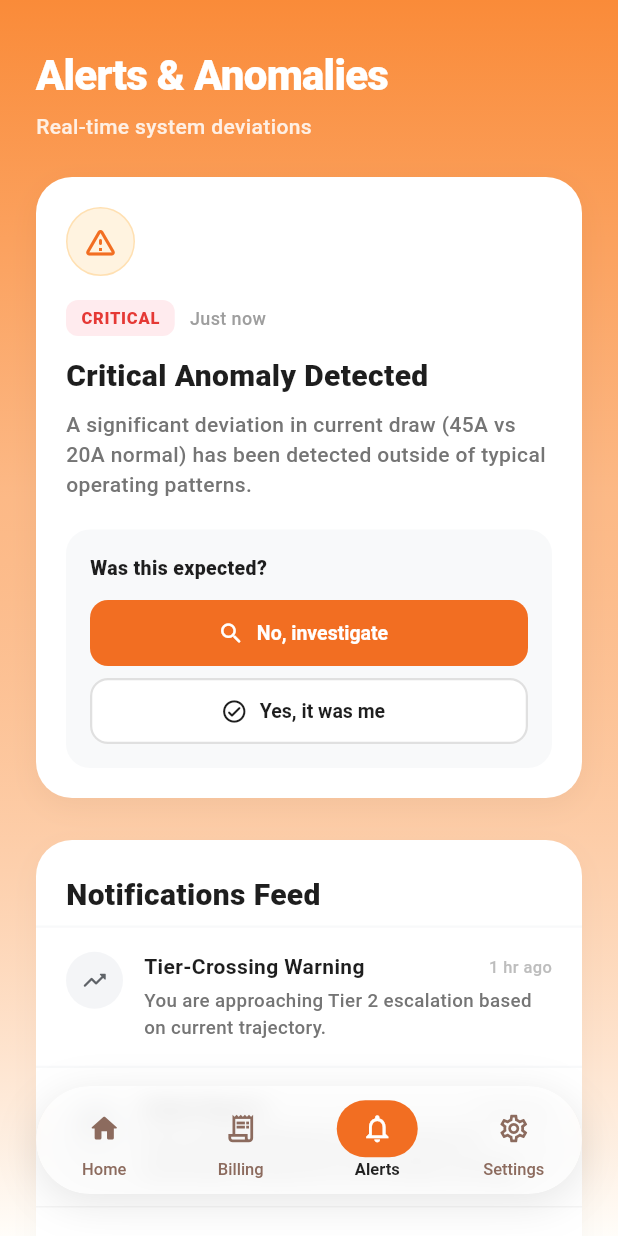
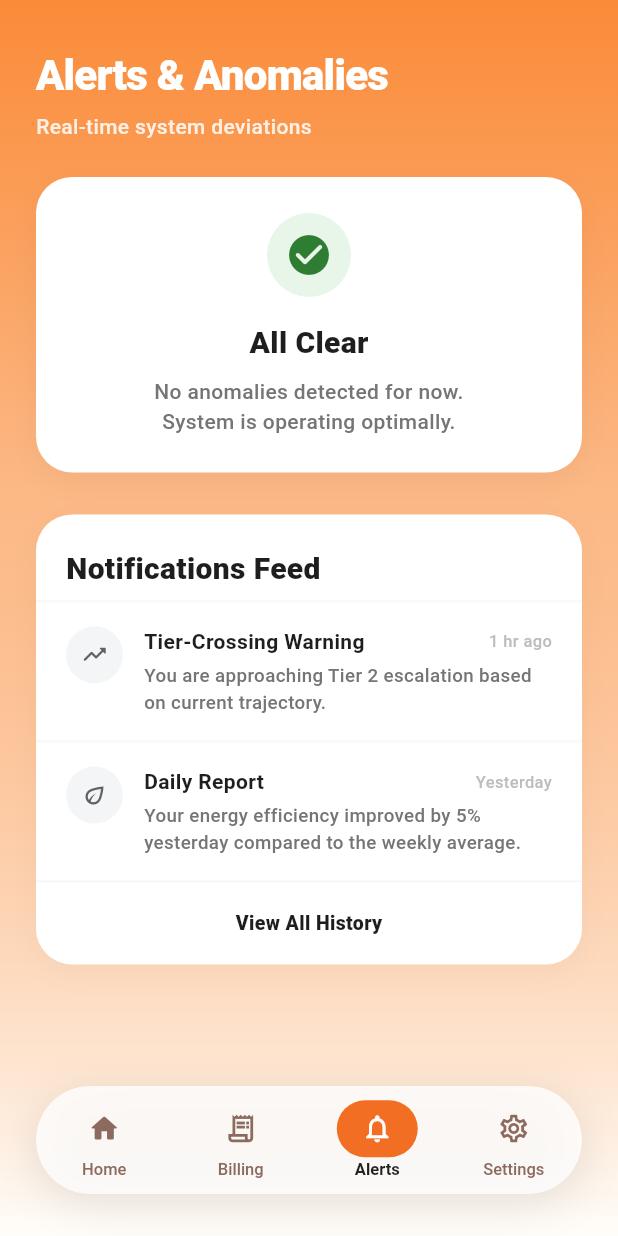
Before and after one commit to Orti-G/Thesis, a Flutter app: the MainScreen screen opened directly, item 3 of the bottom bar chosen, on a phone screen of 412 x 824 dp. Run offline on Flutter 3.47's test engine with Material 3 defaults, Android fonts, the phone set to English and light mode, and no system bars; our stand-ins replace custom_refresh_indicator, firebase_core, firebase_database, fl_chart, lottie; accounts and stored records are empty.

Commit message:
added alert page function

```diff
--- a/flutter_mobile_ui/lib/alert.dart
+++ b/flutter_mobile_ui/lib/alert.dart
@@ -1,7 +1,8 @@
 import 'package:flutter/material.dart';
+import 'package:firebase_database/firebase_database.dart';
 
 class AlertsScreen extends StatelessWidget {
-  const AlertsScreen({super.key});
+  AlertsScreen({super.key});
 
   final Color primaryOrange = const Color(0xFFF26E22);
   final Color lightOrangeBg = const Color(0xFFFA8B39);
@@ -9,6 +10,12 @@ class AlertsScreen extends StatelessWidget {
   final Color textDark = const Color(0xFF1E1E1E);
   final Color criticalText = const Color(0xFFE53935);
   final Color criticalBg = const Color(0xFFFFEBEE);
+  final Color safeText = const Color(0xFF2E7D32);
+  final Color safeBg = const Color(0xFFE8F5E9);
+
+  // Reference to the 'anomaly_alert' node in Firebase Realtime Database
+  final DatabaseReference _anomalyRef =
+      FirebaseDatabase.instance.ref().child('anomaly_alert');
 
   @override
   Widget build(BuildContext context) {
@@ -41,13 +48,14 @@ class AlertsScreen extends StatelessWidget {
               child: Column(
                 crossAxisAlignment: CrossAxisAlignment.start,
                 children: [
-                  // ── TOP HERO SECTION CONTAINER (BACKGROUND REMOVED) ──────
+                  // ── TOP HERO SECTION ──────
                   SizedBox(
                     width: double.infinity,
                     child: SafeArea(
                       bottom: false,
                       child: Padding(
-                        padding: const EdgeInsets.symmetric(horizontal: 24.0, vertical: 20.0),
+                        padding: const EdgeInsets.symmetric(
+                            horizontal: 24.0, vertical: 20.0),
                         child: Column(
                           crossAxisAlignment: CrossAxisAlignment.start,
                           children: [
@@ -72,8 +80,152 @@ class AlertsScreen extends StatelessWidget {
                             ),
                             const SizedBox(height: 24),
 
-                            // ── CRITICAL ANOMALY PROFILE CARD ──────────────────
-                            Container(
+                            // ── FIREBASE STREAM BUILDER ──────────────────
+                            StreamBuilder<DatabaseEvent>(
+                              stream: _anomalyRef.onValue,
+                              builder: (context, snapshot) {
+                                if (snapshot.connectionState ==
+                                    ConnectionState.waiting) {
+                                  return const Center(
+                                    child: Padding(
+                                      padding: EdgeInsets.all(20.0),
+                                      child: CircularProgressIndicator(
+                                        color: Colors.white,
+                                      ),
+                                    ),
+                                  );
+                                }
+
+                                if (snapshot.hasError ||
+                                    !snapshot.hasData ||
+                                    snapshot.data?.snapshot.value == null) {
+                                  return _buildSafeCard(); // Default to safe if no data
+                                }
+
+                                // Parse Firebase Data
+                                final data = snapshot.data!.snapshot.value
+                                    as Map<dynamic, dynamic>;
+                                final bool isAnomaly =
+                                    data['is_anomaly'] ?? false;
+
+                                if (isAnomaly) {
+                                  return _buildCriticalCard(data);
+                                } else {
+                                  return _buildSafeCard();
+                                }
+                              },
+                            ),
+                          ],
+                        ),
+                      ),
+                    ),
+                  ),
+
+                  // ── NOTIFICATIONS FEED LIST SECTION ────────────────────────────
+                  Padding(
+                    padding: const EdgeInsets.symmetric(
+                        horizontal: 24.0, vertical: 8.0),
+                    child: Container(
+                      width: double.infinity,
+                      decoration: BoxDecoration(
+                        color: Colors.white,
+                        borderRadius: BorderRadius.circular(24),
+                        boxShadow: [
+                          BoxShadow(
+                            color: Colors.black.withValues(alpha: 0.03),
+                            blurRadius: 16,
+                            offset: const Offset(0, 6),
+                          ),
+                        ],
+                      ),
+                      child: Column(
+                        crossAxisAlignment: CrossAxisAlignment.start,
+                        children: [
+                          Padding(
+                            padding: const EdgeInsets.only(
+                                left: 20.0,
+                                right: 20.0,
+                                top: 22.0,
+                                bottom: 6.0),
+                            child: Text(
+                              'Notifications Feed',
+                              style: TextStyle(
+                                color: textDark,
+                                fontSize: 20,
+                                fontWeight: FontWeight.w800,
+                              ),
+                            ),
+                          ),
+                          _buildNotificationItem(
+                            icon: Icons.trending_up_rounded,
+                            title: 'Tier-Crossing Warning',
+                            timestamp: '1 hr ago',
+                            description:
+                                'You are approaching Tier 2 escalation based on current trajectory.',
+                          ),
+                          _buildNotificationItem(
+                            icon: Icons.eco_outlined,
+                            title: 'Daily Report',
+                            timestamp: 'Yesterday',
+                            description:
+                                'Your energy efficiency improved by 5% yesterday compared to the weekly average.',
+                          ),
+                          Divider(
+                              color: Colors.grey[100],
+                              height: 1,
+                              thickness: 1),
+                          InkWell(
+                            onTap: () {},
+                            borderRadius: const BorderRadius.only(
+                              bottomLeft: Radius.circular(24),
+                              bottomRight: Radius.circular(24),
+                            ),
+                            child: Container(
+                              width: double.infinity,
+                              padding: const EdgeInsets.symmetric(vertical: 18),
+                              alignment: Alignment.center,
+                              child: Text(
+                                'View All History',
+                                style: TextStyle(
+                                  color: textDark,
+                                  fontSize: 13,
+                                  fontWeight: FontWeight.w800,
+                                ),
+                              ),
+                            ),
+                          ),
+                        ],
+                      ),
+                    ),
+                  ),
+
+                  const SizedBox(height: 120),
+                ],
+              ),
+            ),
+          ),
+        ],
+      ),
+    );
+  }
+
+  // ── CRITICAL ANOMALY WIDGET (is_anomaly == true) ────────────────────────
+  Widget _buildCriticalCard(Map<dynamic, dynamic> data) {
+    final powerAvg = data['power_avg'] ?? 0;
+    final score = data['score'] ?? 0.0;
+
+    // Attempt to format timestamp safely
+    String timeString = "Just now";
+    if (data['timestamp'] != null) {
+      try {
+        DateTime parsedTime = DateTime.parse(data['timestamp'].toString());
+        timeString = "${parsedTime.hour}:${parsedTime.minute.toString().padLeft(2, '0')}";
+      } catch (e) {
+        timeString = "Just now";
+      }
+    }
+
+    return Container(
       width: double.infinity,
       padding: const EdgeInsets.all(20),
       decoration: BoxDecoration(
@@ -104,11 +256,11 @@ class AlertsScreen extends StatelessWidget {
             ),
           ),
           const SizedBox(height: 16),
-
           Row(
             children: [
               Container(
-                                        padding: const EdgeInsets.symmetric(horizontal: 10, vertical: 4),
+                padding:
+                    const EdgeInsets.symmetric(horizontal: 10, vertical: 4),
                 decoration: BoxDecoration(
                   color: criticalBg,
                   borderRadius: BorderRadius.circular(8),
@@ -125,7 +277,7 @@ class AlertsScreen extends StatelessWidget {
               ),
               const SizedBox(width: 10),
               Text(
-                                        'Just now',
+                timeString,
                 style: TextStyle(
                   color: Colors.grey[500],
                   fontSize: 12,
@@ -135,7 +287,6 @@ class AlertsScreen extends StatelessWidget {
             ],
           ),
           const SizedBox(height: 12),
-
           Text(
             'Critical Anomaly Detected',
             style: TextStyle(
@@ -145,8 +296,9 @@ class AlertsScreen extends StatelessWidget {
             ),
           ),
           const SizedBox(height: 8),
+          // Mapping real-time database variables here
           Text(
-                                    'A significant deviation in current draw (45A vs 20A normal) has been detected outside of typical operating patterns.',
+            'A deviation has been detected outside typical operating patterns.\nPower Avg: $powerAvg W\nAnomaly Score: ${score.toStringAsFixed(2)}',
             style: TextStyle(
               color: Colors.grey[600],
               fontSize: 14,
@@ -155,7 +307,6 @@ class AlertsScreen extends StatelessWidget {
             ),
           ),
           const SizedBox(height: 20),
-
           Container(
             width: double.infinity,
             padding: const EdgeInsets.all(16),
@@ -175,7 +326,6 @@ class AlertsScreen extends StatelessWidget {
                   ),
                 ),
                 const SizedBox(height: 12),
-
                 SizedBox(
                   width: double.infinity,
                   height: 44,
@@ -198,13 +348,13 @@ class AlertsScreen extends StatelessWidget {
                   ),
                 ),
                 const SizedBox(height: 8),
-
                 SizedBox(
                   width: double.infinity,
                   height: 44,
                   child: OutlinedButton.icon(
                     onPressed: () {},
-                                            icon: const Icon(Icons.check_circle_outline_rounded, size: 18),
+                    icon: const Icon(Icons.check_circle_outline_rounded,
+                        size: 18),
                     label: const Text('Yes, it was me'),
                     style: OutlinedButton.styleFrom(
                       foregroundColor: textDark,
@@ -225,88 +375,58 @@ class AlertsScreen extends StatelessWidget {
           ),
         ],
       ),
-                            ),
-                          ],
-                        ),
-                      ),
-                    ),
-                  ),
+    );
+  }
 
-                  // ── NOTIFICATIONS FEED LIST SECTION ────────────────────────────
-                  Padding(
-                    padding: const EdgeInsets.symmetric(horizontal: 24.0, vertical: 8.0),
-                    child: Container(
+  // ── SAFE WIDGET (is_anomaly == false) ──────────────────────────────────
+  Widget _buildSafeCard() {
+    return Container(
       width: double.infinity,
+      padding: const EdgeInsets.all(24),
       decoration: BoxDecoration(
         color: Colors.white,
         borderRadius: BorderRadius.circular(24),
         boxShadow: [
           BoxShadow(
-                            color: Colors.black.withValues(alpha: 0.03),
+            color: Colors.black.withValues(alpha: 0.04),
             blurRadius: 16,
             offset: const Offset(0, 6),
           ),
         ],
       ),
       child: Column(
-                        crossAxisAlignment: CrossAxisAlignment.start,
+        crossAxisAlignment: CrossAxisAlignment.center,
         children: [
-                          Padding(
-                            padding: const EdgeInsets.only(left: 20.0, right: 20.0, top: 22.0, bottom: 6.0),
-                            child: Text(
-                              'Notifications Feed',
+          Container(
+            padding: const EdgeInsets.all(12),
+            decoration: BoxDecoration(
+              color: safeBg,
+              shape: BoxShape.circle,
+            ),
+            child: Icon(
+              Icons.check_circle_rounded,
+              color: safeText,
+              size: 32,
+            ),
+          ),
+          const SizedBox(height: 16),
+          Text(
+            'All Clear',
             style: TextStyle(
               color: textDark,
               fontSize: 20,
               fontWeight: FontWeight.w800,
             ),
           ),
-                          ),
-
-                          _buildNotificationItem(
-                            icon: Icons.trending_up_rounded,
-                            title: 'Tier-Crossing Warning',
-                            timestamp: '1 hr ago',
-                            description: 'You are approaching Tier 2 escalation based on current trajectory.',
-                          ),
-
-                          _buildNotificationItem(
-                            icon: Icons.eco_outlined,
-                            title: 'Daily Report',
-                            timestamp: 'Yesterday',
-                            description: 'Your energy efficiency improved by 5% yesterday compared to the weekly average.',
-                          ),
-
-                          Divider(color: Colors.grey[100], height: 1, thickness: 1),
-
-                          InkWell(
-                            onTap: () {},
-                            borderRadius: const BorderRadius.only(
-                              bottomLeft: Radius.circular(24),
-                              bottomRight: Radius.circular(24),
-                            ),
-                            child: Container(
-                              width: double.infinity,
-                              padding: const EdgeInsets.symmetric(vertical: 18),
-                              alignment: Alignment.center,
-                              child: Text(
-                                'View All History',
+          const SizedBox(height: 8),
+          Text(
+            'No anomalies detected for now.\nSystem is operating optimally.',
+            textAlign: TextAlign.center,
             style: TextStyle(
-                                  color: textDark,
-                                  fontSize: 13,
-                                  fontWeight: FontWeight.w800,
-                                ),
-                              ),
-                            ),
-                          ),
-                        ],
-                      ),
-                    ),
-                  ),
-
-                  const SizedBox(height: 120),
-                ],
-              ),
+              color: Colors.grey[600],
+              fontSize: 14,
+              height: 1.4,
+              fontWeight: FontWeight.w500,
             ),
           ),
         ],
--- a/flutter_mobile_ui/lib/main.dart
+++ b/flutter_mobile_ui/lib/main.dart
@@ -1,7 +1,8 @@
-import 'dart:ui'; // Required for ImageFilter
+import 'dart:ui';
 import 'package:flutter/material.dart';
 import 'package:lottie/lottie.dart';
 import 'package:firebase_core/firebase_core.dart';
+import 'package:firebase_database/firebase_database.dart'; // <-- ADDED THIS IMPORT
 
 // ── IMPORT YOUR ACTUAL FILES HERE ─────────────────────────────────────────
 import 'dashboard.dart';
@@ -141,21 +142,16 @@ class _MainScreenState extends State<MainScreen> {
 
   final Color primaryOrange = const Color(0xFFF26E22);
   final Color navIconColor = const Color(0xFF8C6B5E);
+  final Color badgeRed = const Color(0xFFE53935); // Added color for the red dot
 
-  // Since we are creating instances of classes, we use 'late'
-  // so it initializes when needed
+  // Firebase reference for the alert dot
+  final DatabaseReference _anomalyRef =
+      FirebaseDatabase.instance.ref().child('anomaly_alert');
+
   late final List<Widget> _screens = [
-    // IMPORTANT:
-    // Make sure the class inside dashboard.dart
-    // is actually named "Dashboard"
     const Dashboard(),
-
-    // Using the "billing." prefix fixes
-    // the ambiguous import error
     billing.BillingScreen(),
-
-    const AlertsScreen(),
-
+    AlertsScreen(),
     const Center(
       child: Text("Settings"),
     ),
@@ -173,10 +169,7 @@ class _MainScreenState extends State<MainScreen> {
     );
   }
 
-  // ── REFACTORED FLOATING NAV BAR BUILDER ───────────────────────────────────────
-  // Achieves blur + drop shadows + partial transparency via layering.
   Widget _buildFloatingNavBar() {
-    // Shared geometry constants for alignment
     const double navHeight = 72.0;
     const double navBorderRadius = 40.0;
     const EdgeInsets navPadding = EdgeInsets.only(left: 24, right: 24, bottom: 28);
@@ -184,18 +177,12 @@ class _MainScreenState extends State<MainScreen> {
     return Padding(
       padding: navPadding,
       child: Stack(
-        // Centering is crucial so standard container is directly over shadow container
         alignment: Alignment.center,
         children: [
-
-          // Layer 1: The Shadow Container
-          // To make standard drop shadows work with transparent elements on top,
-          // we use an invisible container that only contains the shadow definition.
           Container(
             height: navHeight,
-            // geometry matches the foreground layer
             decoration: BoxDecoration(
-              color: Colors.transparent, // Shadow drawn outside invisible bounds
+              color: Colors.transparent,
               borderRadius: BorderRadius.circular(navBorderRadius),
               boxShadow: [
                 BoxShadow(
@@ -206,9 +193,6 @@ class _MainScreenState extends State<MainScreen> {
               ],
             ),
           ),
-
-          // Layer 2: The Blur / Transparency Container
-          // We apply the frosted glass effect in its own layer to keep shadows clean.
           ClipRRect(
             borderRadius: BorderRadius.circular(navBorderRadius),
             child: BackdropFilter(
@@ -216,10 +200,8 @@ class _MainScreenState extends State<MainScreen> {
               child: Container(
                 height: navHeight,
                 decoration: BoxDecoration(
-                  // Slightly lowering the alpha makes Underlying content more visible
                   color: Colors.white.withValues(alpha: 0.80),
                   borderRadius: BorderRadius.circular(navBorderRadius),
-                  // Removed the solid border from Turn 5, as shadows are back.
                 ),
                 child: Row(
                   mainAxisAlignment: MainAxisAlignment.spaceAround,
@@ -234,11 +216,27 @@ class _MainScreenState extends State<MainScreen> {
                       icon: Icons.receipt_long_outlined,
                       label: 'Billing',
                     ),
-                    _buildNavItem(
+
+                    // ── FIREBASE STREAM FOR ALERTS ICON BADGE ─────────────────
+                    StreamBuilder<DatabaseEvent>(
+                      stream: _anomalyRef.onValue,
+                      builder: (context, snapshot) {
+                        bool showRedDot = false;
+
+                        if (snapshot.hasData && snapshot.data?.snapshot.value != null) {
+                          final data = snapshot.data!.snapshot.value as Map<dynamic, dynamic>;
+                          showRedDot = data['is_anomaly'] ?? false;
+                        }
+
+                        return _buildNavItem(
                           index: 2,
                           icon: Icons.notifications_outlined,
                           label: 'Alerts',
+                          showBadge: showRedDot, // Pass the boolean state here
+                        );
+                      },
                     ),
+
                     _buildNavItem(
                       index: 3,
                       icon: Icons.settings_outlined,
@@ -258,6 +256,7 @@ class _MainScreenState extends State<MainScreen> {
     required int index,
     required IconData icon,
     required String label,
+    bool showBadge = false, // <-- Added badge parameter
   }) {
     final bool isSelected = _selectedNavIndex == index;
 
@@ -280,10 +279,34 @@ class _MainScreenState extends State<MainScreen> {
                 color: isSelected ? primaryOrange : Colors.transparent,
                 borderRadius: BorderRadius.circular(30),
               ),
-              child: Icon(
+              child: Stack(
+                clipBehavior: Clip.none,
+                children: [
+                  Icon(
                     icon,
                     size: 22,
                     color: isSelected ? Colors.white : navIconColor,
+                  ),
+
+                  // ── THE RED DOT BADGE ───────────────────────────────────────
+                  if (showBadge)
+                    Positioned(
+                      top: -2,
+                      right: -2,
+                      child: Container(
+                        width: 8,
+                        height: 8,
+                        decoration: BoxDecoration(
+                          color: badgeRed,
+                          shape: BoxShape.circle,
+                          border: Border.all(
+                            color: isSelected ? primaryOrange : Colors.white,
+                            width: 1.5,
+                          ),
+                        ),
+                      ),
+                    ),
+                ],
               ),
             ),
             const SizedBox(height: 2),
```
Lines whose indentation alone changed are shown as unchanged.
